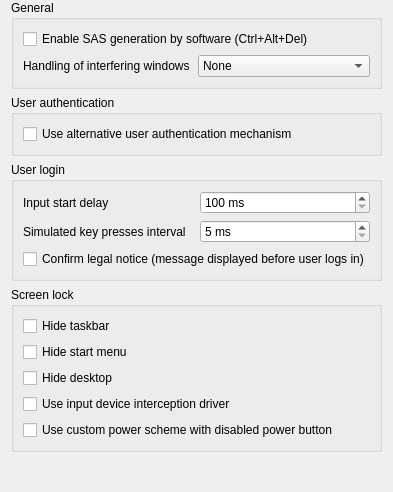
First picture: the form in plugins/platform/windows/WindowsPlatformConfigurationPage.ui, repository veyon/veyon, before the edit.
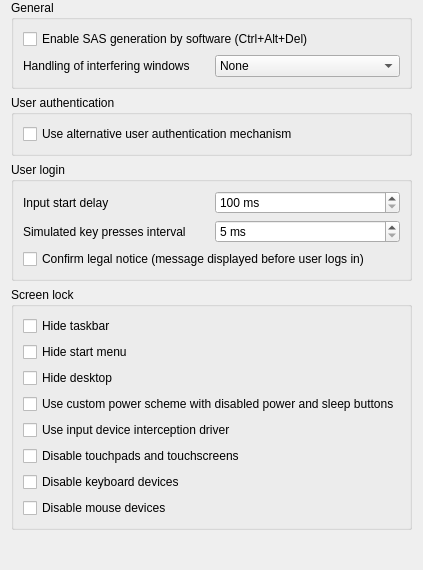
Second picture: the form after the edit. Icons and pictures are not drawn.

Commit message: WindowsPlatformConfiguration: add screen lock options for disabling devices

Patch:
```diff
--- a/plugins/platform/windows/WindowsPlatformConfigurationPage.ui
+++ b/plugins/platform/windows/WindowsPlatformConfigurationPage.ui
@@ -172,6 +172,13 @@
         </property>
        </widget>
       </item>
+      <item>
+       <widget class="QCheckBox" name="useCustomPowerSchemeForScreenLock">
+        <property name="text">
+         <string>Use custom power scheme with disabled power and sleep buttons</string>
+        </property>
+       </widget>
+      </item>
       <item>
        <widget class="QCheckBox" name="useInterceptionDriver">
         <property name="text">
@@ -180,9 +187,23 @@
        </widget>
       </item>
       <item>
-       <widget class="QCheckBox" name="useCustomPowerSchemeForScreenLock">
+       <widget class="QCheckBox" name="disableTouchDevicesForScreenLock">
         <property name="text">
-         <string>Use custom power scheme with disabled power button</string>
+         <string>Disable touchpads and touchscreens</string>
+        </property>
+       </widget>
+      </item>
+      <item>
+       <widget class="QCheckBox" name="disableKeyboardDevicesForScreenLock">
+        <property name="text">
+         <string>Disable keyboard devices</string>
+        </property>
+       </widget>
+      </item>
+      <item>
+       <widget class="QCheckBox" name="disableMouseDevicesForScreenLock">
+        <property name="text">
+         <string>Disable mouse devices</string>
         </property>
        </widget>
       </item>
```
Left out of the diff: 5 changed lines with no effect on the pictures. The commit also changes 1 other file.
